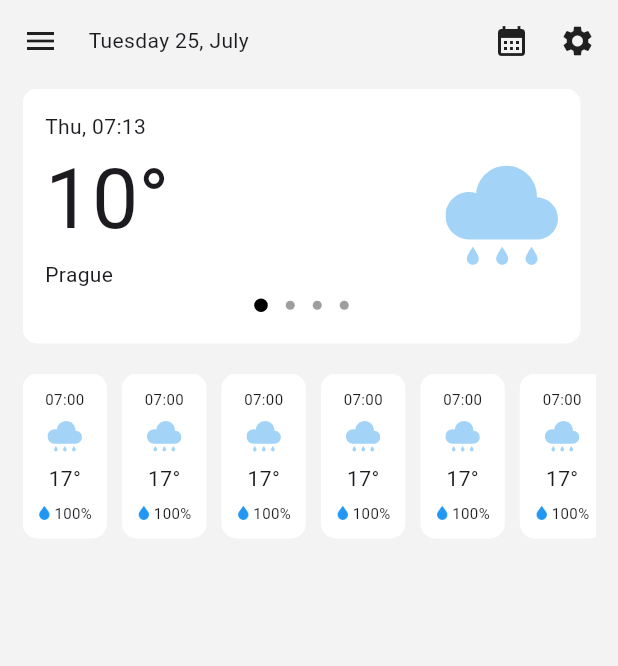
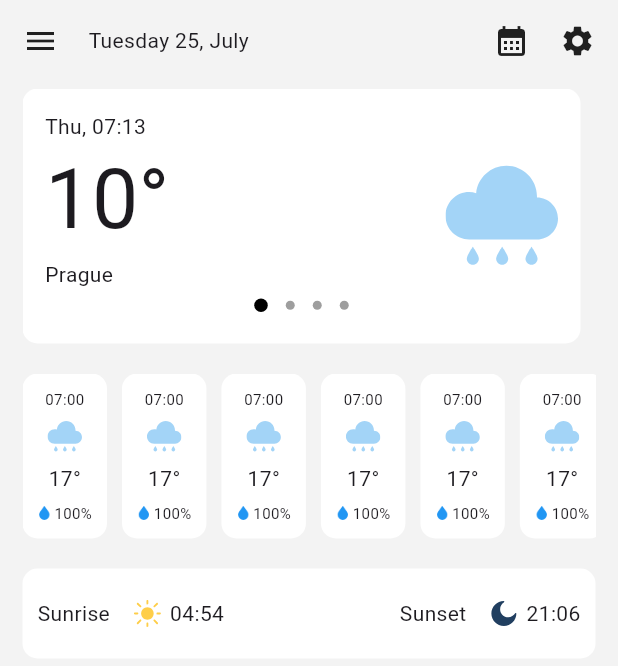
Before and after one commit to mkljucevic/weather_app, a Flutter app: the screen it shows after launch, on a phone screen of 412 x 824 dp. Shown: the top 666 px of the screen. Run offline on Flutter 3.47's test engine with Material 3 defaults, Android fonts, the phone set to English and light mode, and no system bars; drawn by our look-alikes of dots_indicator; our stand-ins replace flutter_svg.

Commit message:
feat: add sunrise and sunset card

```diff
--- a/lib/views/home_page.dart
+++ b/lib/views/home_page.dart
@@ -1,4 +1,5 @@
 import 'package:flutter/material.dart';
+import 'package:flutter_svg/svg.dart';
 import 'package:weather_app/components/hourly_forecast_card.dart';
 import 'package:weather_app/components/main_weather_display_card.dart';
 
@@ -71,6 +72,38 @@ class _HomePageState extends State<HomePage> {
                   },
                 ),
               ),
+              const SizedBox(height: 20),
+              Container(
+                padding:
+                    const EdgeInsets.symmetric(vertical: 20, horizontal: 10),
+                decoration: BoxDecoration(
+                  borderRadius: BorderRadius.circular(10),
+                  color: Colors.white,
+                ),
+                child: Row(
+                  children: [
+                    const Text('Sunrise'),
+                    const SizedBox(width: 15),
+                    SvgPicture.asset(
+                      'assets/sun.svg',
+                      width: 20,
+                      height: 20,
+                    ),
+                    const SizedBox(width: 5),
+                    const Text('04:54'),
+                    const Spacer(),
+                    const Text('Sunset'),
+                    const SizedBox(width: 15),
+                    SvgPicture.asset(
+                      'assets/moon.svg',
+                      width: 20,
+                      height: 20,
+                    ),
+                    const SizedBox(width: 5),
+                    const Text('21:06'),
+                  ],
+                ),
+              ),
             ],
           ),
         ),
```
Also changed, not shown: assets/moon.svg (added), assets/sun.svg (added).
